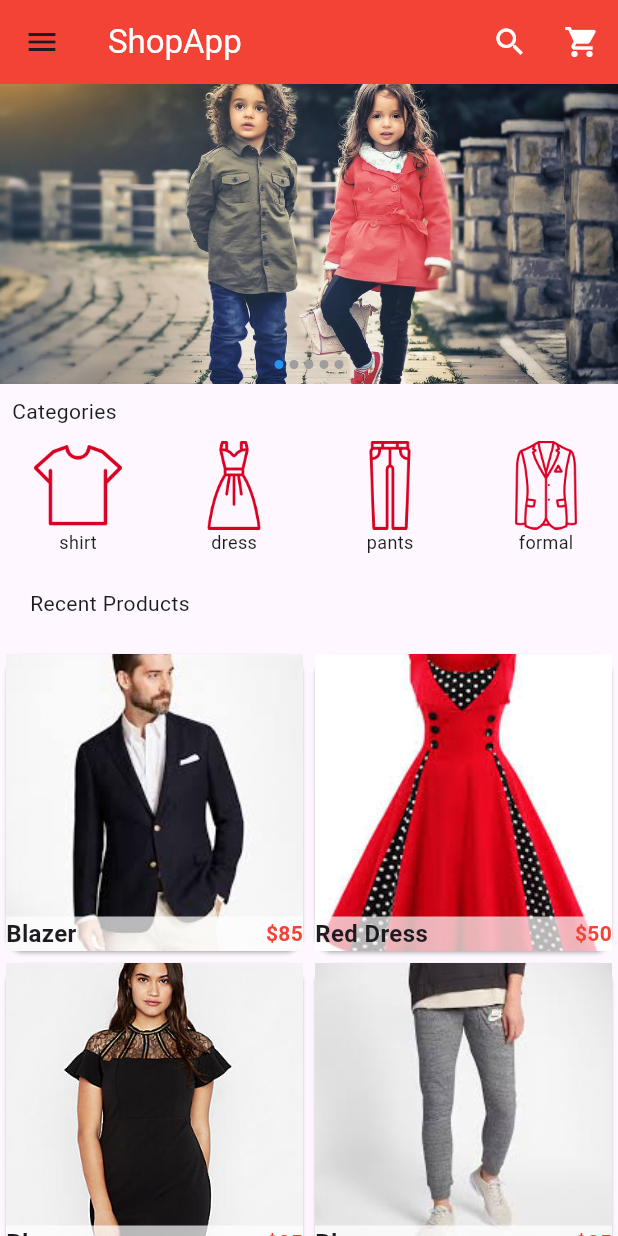
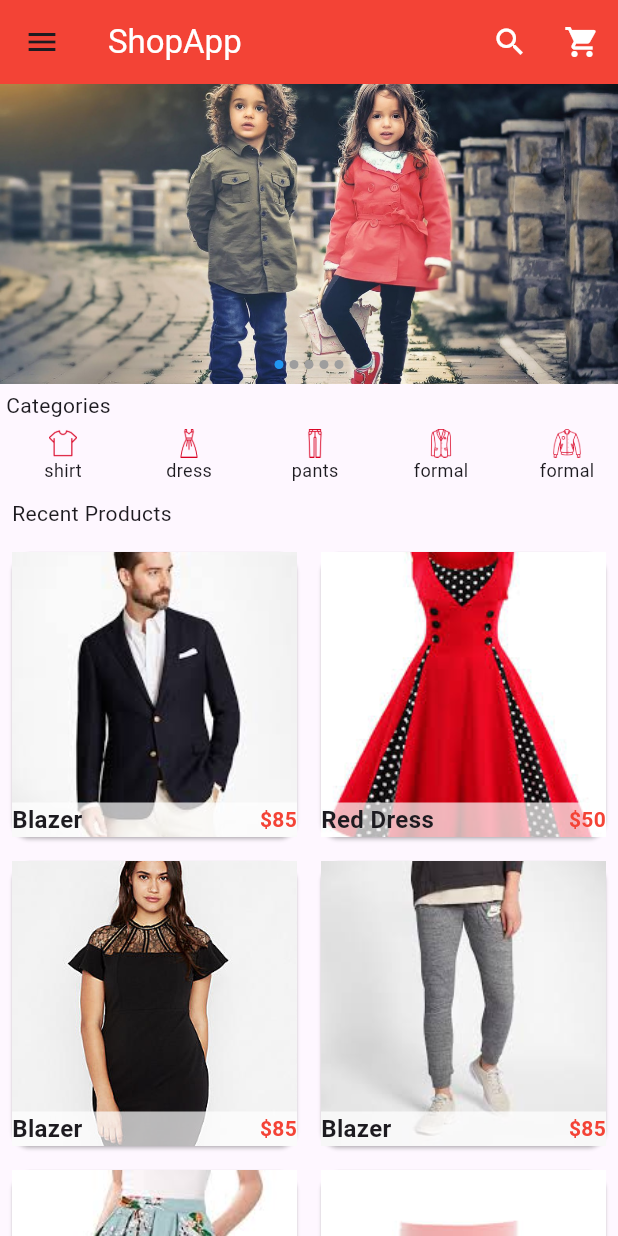
Before and after one commit to lesacIT/my_shop, a Flutter app: the screen it shows after launch, on a phone screen of 412 x 824 dp. Run offline on Flutter 3.47's test engine with Material 3 defaults, Android fonts, the phone set to English and light mode, and no system bars; drawn by our look-alikes of flutter_image_slideshow.

Commit message:
update ui

```diff
--- a/lib/components/horizontal_listview.dart
+++ b/lib/components/horizontal_listview.dart
@@ -4,7 +4,7 @@ class HorizontalList extends StatelessWidget {
   @override
   Widget build(BuildContext context) {
     return Container(
-      height: 80.0,
+      height: 40.0,
       child: ListView(
         scrollDirection: Axis.horizontal,
         children: <Widget>[
@@ -47,14 +47,14 @@ class Category extends StatelessWidget {
       child: InkWell(
         onTap: () {},
         child: Container(
-          width: 100.0,
+          width: 80.0,
           child: Column(
             children: [
               Expanded(
                 child: Image.asset(
                   image_location,
-                  width: 100.0,
-                  height: 80.0,
+                  // width: 40.0,
+                  // height: 40.0,
                 ),
               ),
               Container(
--- a/lib/components/products.dart
+++ b/lib/components/products.dart
@@ -54,11 +54,14 @@ class _ProductsState extends State<Products> {
         crossAxisCount: 2,
       ),
       itemBuilder: (BuildContext context, int index) {
-        return Single_prod(
-          prod_name: product_list[index]['name'],
-          prod_picture: product_list[index]['picture'],
-          prod_old_price: product_list[index]['old_price'],
-          prod_price: product_list[index]['price'],
+        return Padding(
+          padding: const EdgeInsets.all(4.0),
+          child: Single_prod(
+            prod_name: product_list[index]['name'],
+            prod_picture: product_list[index]['picture'],
+            prod_old_price: product_list[index]['old_price'],
+            prod_price: product_list[index]['price'],
+          ),
         );
       },
     );
--- a/lib/main.dart
+++ b/lib/main.dart
@@ -166,24 +166,24 @@ class HomePage extends StatelessWidget {
           ],
         ),
       ),
-      body: ListView(
+      body: Column(
         children: <Widget>[
           imageCarousel,
           new Padding(
-            padding: const EdgeInsets.all(8.0),
-            child: new Text('Categories'),
+            padding: const EdgeInsets.all(4.0),
+            child: Container(
+                alignment: Alignment.centerLeft, child: new Text('Categories')),
           ),
           HorizontalList(),
 
           //padding wiget
           new Padding(
-            padding: const EdgeInsets.all(20.0),
-            child: new Text('Recent Products'),
+            padding: const EdgeInsets.all(8.0),
+            child: Container(
+                alignment: Alignment.centerLeft,
+                child: new Text('Recent Products')),
           ),
-          Container(
-            height: 480.0,
-            child: Products(),
-          )
+          Flexible(child: Products()),
         ],
       ),
     );
```
